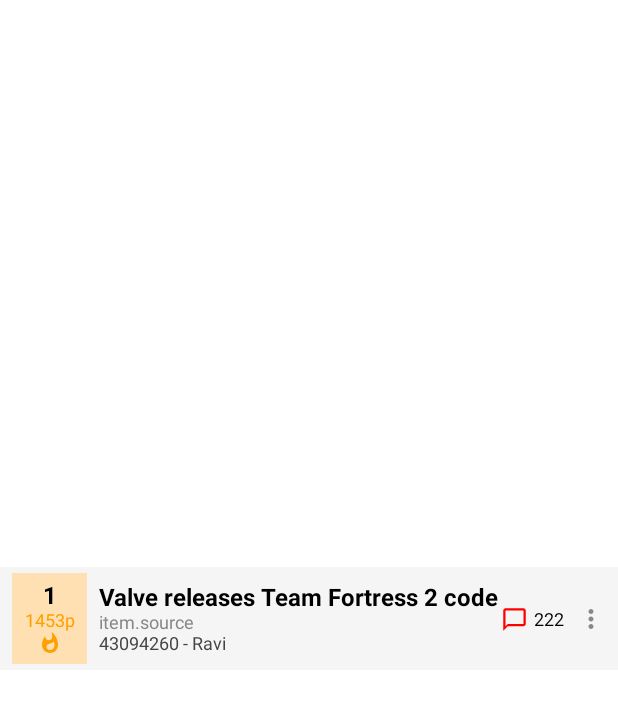
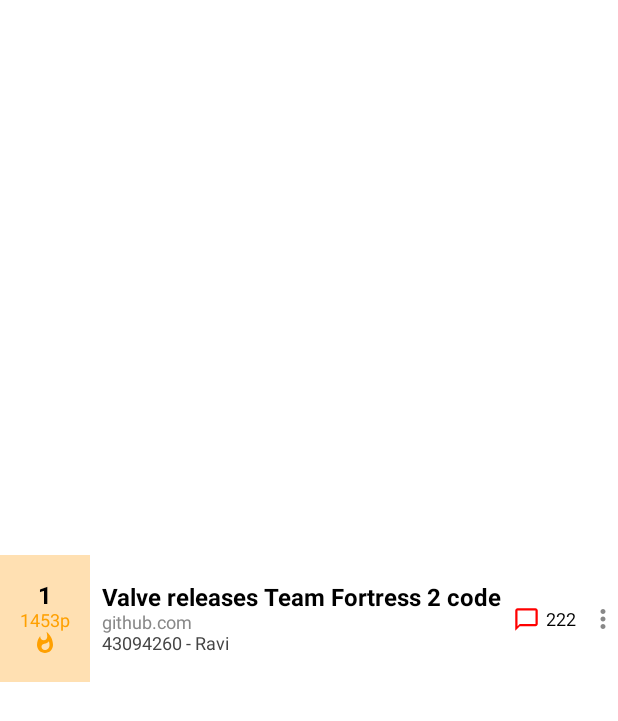
Before and after one commit to ravikant-paudel/RV-HackerNews, an Android app built with Jetpack Compose: the @Preview function CardTest, on a phone screen of 412 x 824 dp. Shown: the top 721 px of the screen. Run offline under Robolectric (Android 15) with nearby library versions, the phone set to English and light mode, and no system bars.

Commit message:
:art: Working in design of each row

```diff
--- a/app/src/main/java/np/com/ravikant/rv_hv/feature/landing/LandingPage.kt
+++ b/app/src/main/java/np/com/ravikant/rv_hv/feature/landing/LandingPage.kt
@@ -4,43 +4,35 @@ import androidx.compose.foundation.background
 import androidx.compose.foundation.layout.Arrangement
 import androidx.compose.foundation.layout.Box
 import androidx.compose.foundation.layout.Column
-import androidx.compose.foundation.layout.PaddingValues
 import androidx.compose.foundation.layout.Row
 import androidx.compose.foundation.layout.Spacer
 import androidx.compose.foundation.layout.fillMaxHeight
 import androidx.compose.foundation.layout.fillMaxSize
-import androidx.compose.foundation.layout.fillMaxWidth
-import androidx.compose.foundation.layout.height
 import androidx.compose.foundation.layout.padding
 import androidx.compose.foundation.layout.size
 import androidx.compose.foundation.layout.width
-import androidx.compose.foundation.layout.wrapContentSize
 import androidx.compose.foundation.lazy.LazyColumn
 import androidx.compose.foundation.lazy.itemsIndexed
-import androidx.compose.foundation.shape.CircleShape
 import androidx.compose.material.icons.Icons
 import androidx.compose.material.icons.filled.MoreVert
 import androidx.compose.material.icons.filled.Whatshot
 import androidx.compose.material.icons.outlined.ChatBubbleOutline
 import androidx.compose.material3.CircularProgressIndicator
 import androidx.compose.material3.Icon
-import androidx.compose.material3.IconButton
-import androidx.compose.material3.MaterialTheme
 import androidx.compose.material3.Text
-import androidx.compose.material3.TextButton
 import androidx.compose.runtime.Composable
 import androidx.compose.runtime.collectAsState
 import androidx.compose.runtime.getValue
 import androidx.compose.ui.Alignment
 import androidx.compose.ui.Modifier
 import androidx.compose.ui.graphics.Color
-import androidx.compose.ui.text.font.FontStyle
 import androidx.compose.ui.text.font.FontWeight
 import androidx.compose.ui.tooling.preview.Preview
 import androidx.compose.ui.unit.dp
 import androidx.compose.ui.unit.sp
 import androidx.lifecycle.viewmodel.compose.viewModel
 import np.com.ravikant.rv_hv.ScreenState
+import java.net.URL
 
 
 @Composable
@@ -66,9 +58,10 @@ fun LandingPage(modifier: Modifier) {
             print("Loading the SUCCESS state")
             LazyColumn(
                 modifier = modifier.fillMaxHeight(),
+                verticalArrangement = Arrangement.spacedBy(1.dp),
             ) {
                 itemsIndexed(landingState.list) { index, item ->
-                    CharacterCard(item,index + 1)
+                    CharacterCard(item, index + 1)
                 }
             }
         }
@@ -85,18 +78,14 @@ fun LandingPage(modifier: Modifier) {
 @Composable
 fun CharacterCard(item: LandingData, rank: Int) {
     Row(
-        modifier = Modifier
-            .fillMaxWidth()
-            .background(if (rank % 2 == 0) Color.White else Color(0xFFF5F5F5)) // Alternating row colors
-            .padding(vertical = 4.dp, horizontal = 8.dp),
         verticalAlignment = Alignment.CenterVertically
     ) {
         // Left Rank & Score Section
         Column(
             modifier = Modifier
-                .width(50.dp)
-                .background(Color(0xFFFFE0B2)) // Orange-ish background
-                .padding(vertical = 6.dp, horizontal = 6.dp),
+                .width(60.dp)
+                .background(Color(0xFFFFE0B2))
+                .padding(vertical = 18.dp),
             horizontalAlignment = Alignment.CenterHorizontally
         ) {
             Text(
@@ -118,7 +107,10 @@ fun CharacterCard(item: LandingData, rank: Int) {
                     contentDescription = "Hot",
                     tint = Color(0xFFFFA000),
                     modifier = Modifier.size(16.dp)
+
                 )
+            } else {
+                Spacer(modifier = Modifier.size(16.dp))
             }
         }
 
@@ -135,7 +127,7 @@ fun CharacterCard(item: LandingData, rank: Int) {
                 color = Color.Black
             )
             Text(
-                text = "item.source",
+                text = URL(item.url).host,
                 fontSize = 12.sp,
                 color = Color.Gray
             )
@@ -174,8 +166,6 @@ fun CharacterCard(item: LandingData, rank: Int) {
 }
 
 
-
-
 @Preview(showBackground = true, showSystemUi = true)
 @Composable
 fun CardTest() {
```
